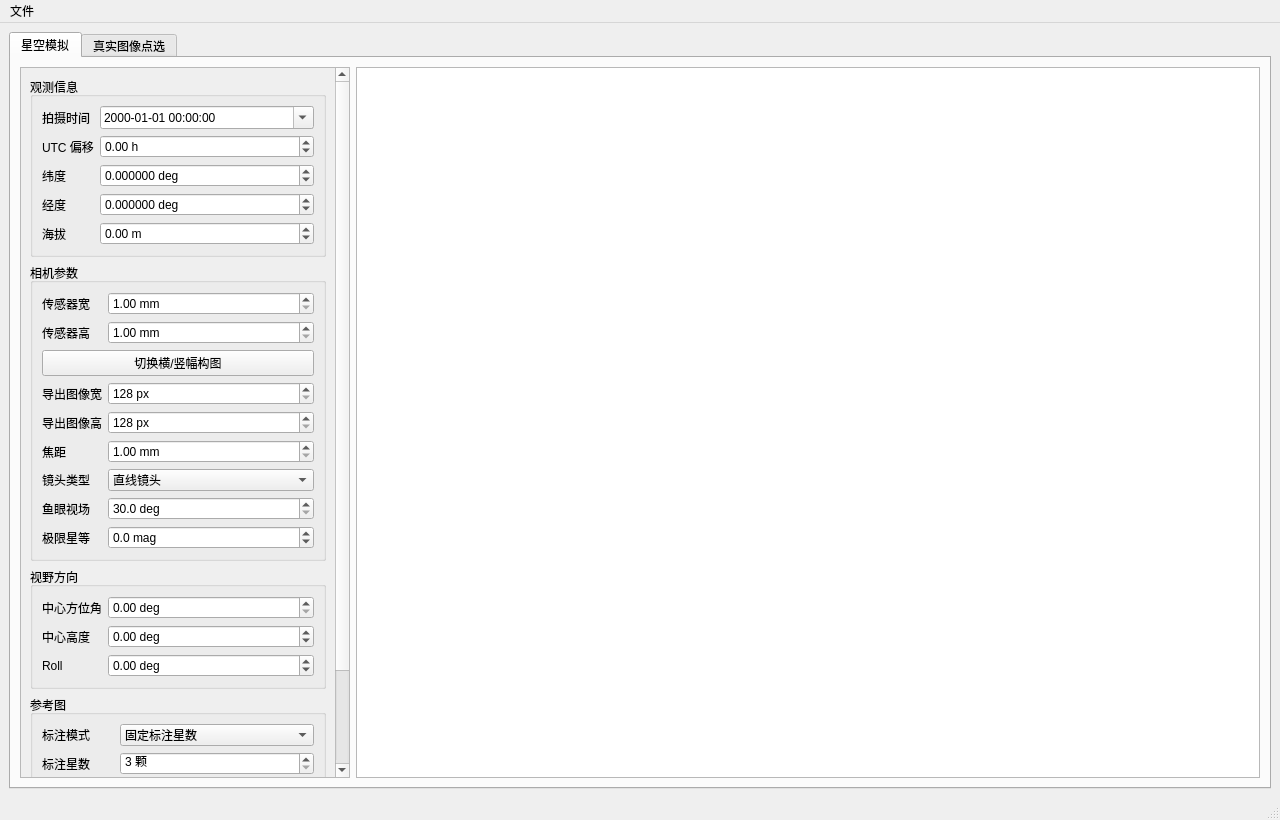
The window that meteoalign/ui/main_window.ui (HG731GZ/HGMeteoTool) describes before a commit, drawn with Qt 5.
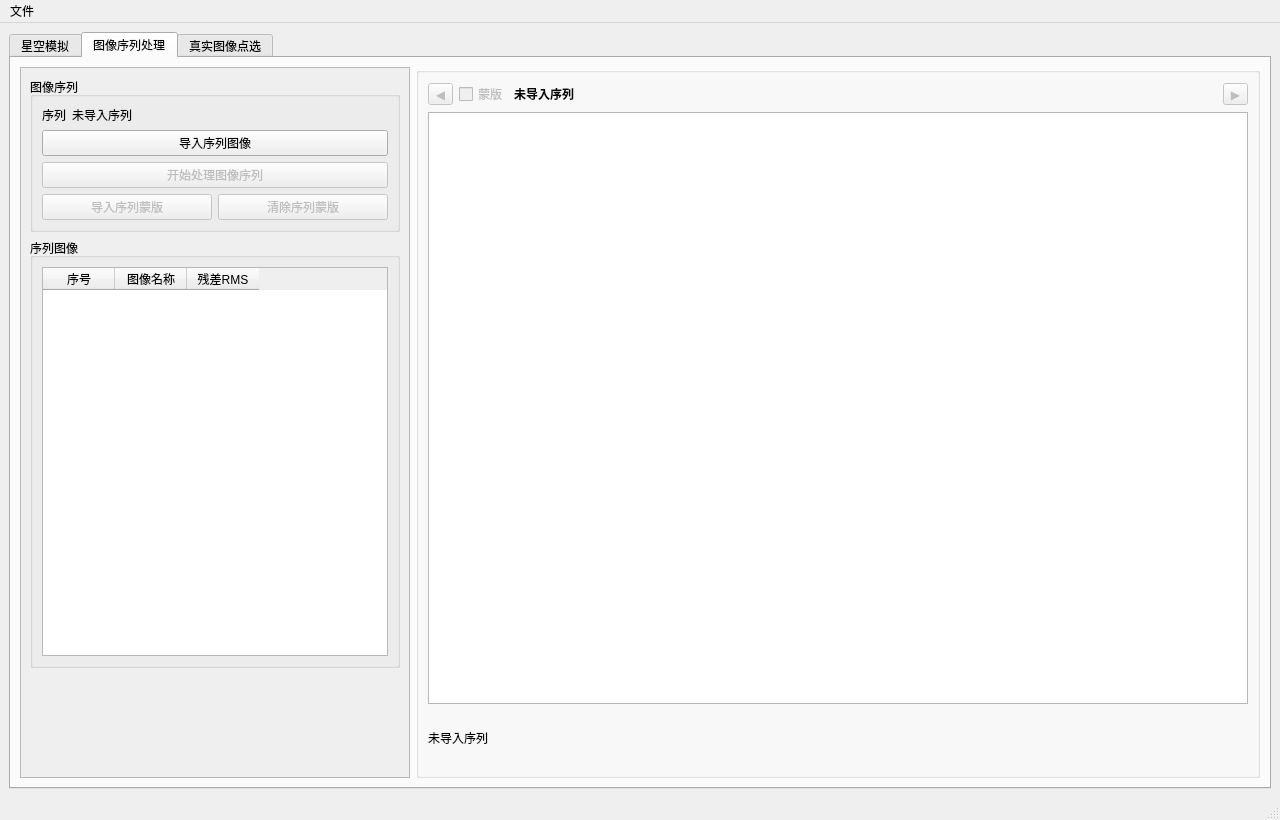
The same window after the commit. The open tabs and pages were chosen to show the change.

Commit message: 修改序列处理的UI，等待进一步的测试

The edit to the form file:
```diff
--- a/meteoalign/ui/main_window.ui
+++ b/meteoalign/ui/main_window.ui
@@ -587,6 +587,325 @@
            <enum>QGraphicsView::AnchorViewCenter</enum>
           </property>
          </widget>
+       </item>
+       </layout>
+      </widget>
+      <widget class="QWidget" name="tabImageSequence">
+       <attribute name="title">
+        <string>图像序列处理</string>
+       </attribute>
+       <layout class="QHBoxLayout" name="horizontalLayoutImageSequence">
+        <item>
+         <widget class="QScrollArea" name="scrollAreaImageSequenceControls">
+          <property name="minimumSize">
+           <size>
+            <width>350</width>
+            <height>0</height>
+           </size>
+          </property>
+          <property name="maximumSize">
+           <size>
+            <width>390</width>
+            <height>16777215</height>
+           </size>
+          </property>
+          <property name="widgetResizable">
+           <bool>true</bool>
+          </property>
+          <property name="horizontalScrollBarPolicy">
+           <enum>Qt::ScrollBarAlwaysOff</enum>
+          </property>
+          <widget class="QWidget" name="widgetImageSequenceSidePanel">
+           <property name="geometry">
+            <rect>
+             <x>0</x>
+             <y>0</y>
+             <width>360</width>
+             <height>760</height>
+            </rect>
+           </property>
+           <layout class="QVBoxLayout" name="verticalLayoutImageSequenceSidePanel">
+            <item>
+             <widget class="QGroupBox" name="groupBoxImageSequenceControls">
+              <property name="title">
+               <string>图像序列</string>
+              </property>
+              <layout class="QVBoxLayout" name="verticalLayoutImageSequenceControls">
+               <item>
+                <layout class="QFormLayout" name="formLayoutImageSequenceStatus">
+                 <item row="0" column="0">
+                  <widget class="QLabel" name="labelImageSequenceSummaryTitle">
+                   <property name="text">
+                    <string>序列</string>
+                   </property>
+                  </widget>
+                 </item>
+                 <item row="0" column="1">
+                  <widget class="QLabel" name="labelImageSequenceSummary">
+                   <property name="sizePolicy">
+                    <sizepolicy hsizetype="Ignored" vsizetype="Preferred">
+                     <horstretch>0</horstretch>
+                     <verstretch>0</verstretch>
+                    </sizepolicy>
+                   </property>
+                   <property name="minimumSize">
+                    <size>
+                     <width>0</width>
+                     <height>0</height>
+                    </size>
+                   </property>
+                   <property name="text">
+                    <string>未导入序列</string>
+                   </property>
+                   <property name="wordWrap">
+                    <bool>false</bool>
+                   </property>
+                  </widget>
+                 </item>
+                </layout>
+               </item>
+               <item>
+                <widget class="QPushButton" name="pushButtonImportImageSequence">
+                 <property name="text">
+                  <string>导入序列图像</string>
+                 </property>
+                </widget>
+               </item>
+               <item>
+                <widget class="QPushButton" name="pushButtonProcessImageSequence">
+                 <property name="enabled">
+                  <bool>false</bool>
+                 </property>
+                 <property name="text">
+                  <string>开始处理图像序列</string>
+                 </property>
+                </widget>
+               </item>
+               <item>
+                <layout class="QHBoxLayout" name="horizontalLayoutImageSequenceMaskButtons">
+                 <item>
+                  <widget class="QPushButton" name="pushButtonImportImageSequenceSkyMask">
+                   <property name="enabled">
+                    <bool>false</bool>
+                   </property>
+                   <property name="text">
+                    <string>导入序列蒙版</string>
+                   </property>
+                  </widget>
+                 </item>
+                 <item>
+                  <widget class="QPushButton" name="pushButtonClearImageSequenceSkyMask">
+                   <property name="enabled">
+                    <bool>false</bool>
+                   </property>
+                   <property name="text">
+                    <string>清除序列蒙版</string>
+                   </property>
+                  </widget>
+                 </item>
+                </layout>
+               </item>
+              </layout>
+             </widget>
+            </item>
+            <item>
+             <widget class="QGroupBox" name="groupBoxImageSequenceList">
+              <property name="title">
+               <string>序列图像</string>
+              </property>
+              <property name="minimumSize">
+               <size>
+                <width>0</width>
+                <height>430</height>
+               </size>
+              </property>
+              <layout class="QVBoxLayout" name="verticalLayoutImageSequenceList">
+               <item>
+                <widget class="QTableWidget" name="tableWidgetImageSequence">
+                 <property name="minimumSize">
+                  <size>
+                   <width>0</width>
+                   <height>340</height>
+                  </size>
+                 </property>
+                 <property name="alternatingRowColors">
+                  <bool>true</bool>
+                 </property>
+                 <property name="selectionMode">
+                  <enum>QAbstractItemView::SingleSelection</enum>
+                 </property>
+                 <property name="selectionBehavior">
+                  <enum>QAbstractItemView::SelectRows</enum>
+                 </property>
+                 <property name="verticalScrollMode">
+                  <enum>QAbstractItemView::ScrollPerPixel</enum>
+                 </property>
+                 <property name="rowCount">
+                  <number>0</number>
+                 </property>
+                 <property name="columnCount">
+                  <number>3</number>
+                 </property>
+                 <attribute name="horizontalHeaderCascadingSectionResizes">
+                  <bool>false</bool>
+                 </attribute>
+                 <attribute name="horizontalHeaderDefaultSectionSize">
+                  <number>72</number>
+                 </attribute>
+                 <attribute name="horizontalHeaderMinimumSectionSize">
+                  <number>40</number>
+                 </attribute>
+                 <attribute name="horizontalHeaderStretchLastSection">
+                  <bool>false</bool>
+                 </attribute>
+                 <attribute name="verticalHeaderVisible">
+                  <bool>false</bool>
+                 </attribute>
+                 <column>
+                  <property name="text">
+                   <string>序号</string>
+                  </property>
+                 </column>
+                 <column>
+                  <property name="text">
+                   <string>图像名称</string>
+                  </property>
+                 </column>
+                 <column>
+                  <property name="text">
+                   <string>残差RMS</string>
+                  </property>
+                 </column>
+                </widget>
+               </item>
+              </layout>
+             </widget>
+            </item>
+            <item>
+             <spacer name="verticalSpacerImageSequenceSidePanel">
+              <property name="orientation">
+               <enum>Qt::Vertical</enum>
+              </property>
+              <property name="sizeHint" stdset="0">
+               <size>
+                <width>20</width>
+                <height>40</height>
+               </size>
+              </property>
+             </spacer>
+            </item>
+           </layout>
+          </widget>
+         </widget>
+        </item>
+        <item>
+         <widget class="QGroupBox" name="groupBoxImageSequencePreview">
+          <property name="title">
+           <string/>
+          </property>
+          <layout class="QVBoxLayout" name="verticalLayoutImageSequencePreview">
+           <item>
+            <layout class="QHBoxLayout" name="horizontalLayoutImageSequencePreviewHeader">
+             <item>
+              <widget class="QToolButton" name="toolButtonImageSequencePrevious">
+               <property name="enabled">
+                <bool>false</bool>
+               </property>
+               <property name="toolTip">
+                <string>上一张</string>
+               </property>
+               <property name="text">
+                <string>◀</string>
+               </property>
+             </widget>
+            </item>
+             <item>
+              <widget class="QCheckBox" name="checkBoxShowImageSequenceMask">
+               <property name="enabled">
+                <bool>false</bool>
+               </property>
+               <property name="text">
+                <string>蒙版</string>
+               </property>
+              </widget>
+             </item>
+             <item>
+              <widget class="QLabel" name="labelImageSequencePreviewTitle">
+               <property name="font">
+                <font>
+                 <weight>75</weight>
+                 <bold>true</bold>
+                </font>
+               </property>
+               <property name="sizePolicy">
+                <sizepolicy hsizetype="Ignored" vsizetype="Preferred">
+                 <horstretch>1</horstretch>
+                 <verstretch>0</verstretch>
+                </sizepolicy>
+               </property>
+               <property name="text">
+                <string>未导入序列</string>
+               </property>
+               <property name="wordWrap">
+                <bool>false</bool>
+               </property>
+              </widget>
+             </item>
+             <item>
+              <widget class="QToolButton" name="toolButtonImageSequenceNext">
+               <property name="enabled">
+                <bool>false</bool>
+               </property>
+               <property name="toolTip">
+                <string>下一张</string>
+               </property>
+               <property name="text">
+                <string>▶</string>
+               </property>
+              </widget>
+             </item>
+            </layout>
+           </item>
+           <item>
+            <widget class="QGraphicsView" name="imageSequenceView">
+             <property name="backgroundBrush">
+              <brush brushstyle="SolidPattern">
+               <color alpha="255">
+                <red>16</red>
+                <green>18</green>
+                <blue>22</blue>
+               </color>
+              </brush>
+             </property>
+             <property name="dragMode">
+              <enum>QGraphicsView::ScrollHandDrag</enum>
+             </property>
+             <property name="transformationAnchor">
+              <enum>QGraphicsView::AnchorUnderMouse</enum>
+             </property>
+             <property name="resizeAnchor">
+              <enum>QGraphicsView::AnchorViewCenter</enum>
+             </property>
+            </widget>
+           </item>
+           <item>
+            <widget class="QLabel" name="labelImageSequenceExifInfo">
+             <property name="minimumSize">
+              <size>
+               <width>0</width>
+               <height>56</height>
+              </size>
+             </property>
+             <property name="text">
+              <string>未导入序列</string>
+             </property>
+             <property name="wordWrap">
+              <bool>true</bool>
+             </property>
+            </widget>
+           </item>
+          </layout>
+         </widget>
         </item>
        </layout>
       </widget>
@@ -720,23 +1039,6 @@
                 </property>
                </widget>
               </item>
-              <item>
-               <widget class="QPushButton" name="pushButtonImportImageSequence">
-                <property name="text">
-                 <string>导入序列图像</string>
-                </property>
-               </widget>
-              </item>
-              <item>
-               <widget class="QPushButton" name="pushButtonProcessImageSequence">
-                <property name="enabled">
-                 <bool>false</bool>
-                </property>
-                <property name="text">
-                 <string>开始处理图像序列</string>
-                </property>
-               </widget>
-              </item>
              </layout>
             </widget>
            </item>
```
The commit also changes 9 other files.
